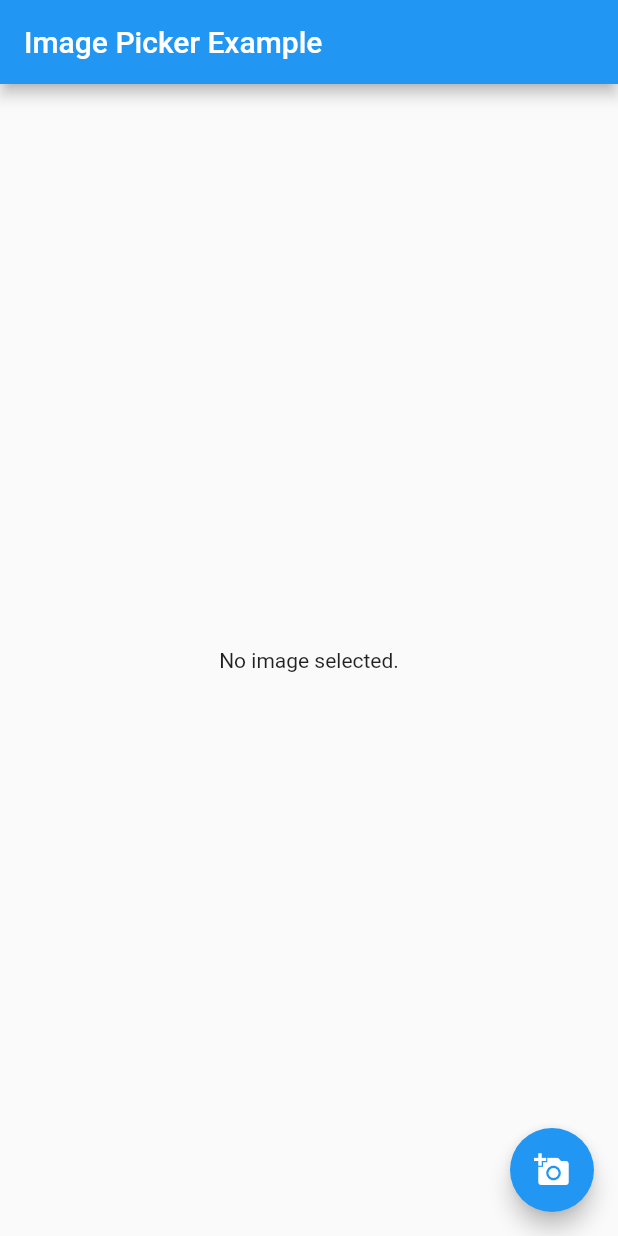
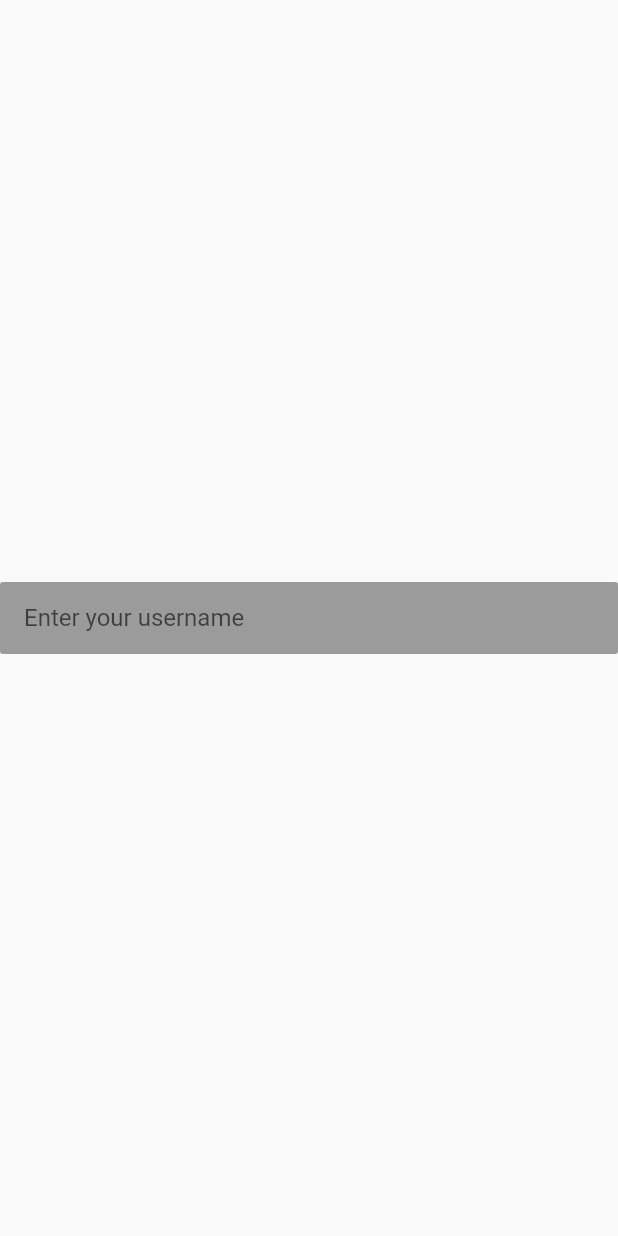
Before and after one commit to rickyhsu0101/lahacks2019, a Flutter app: the screen it shows after launch, on a phone screen of 412 x 824 dp. Run offline on Flutter 3.47's test engine with Material 2 defaults, Android fonts, the phone set to English and light mode, and no system bars; our stand-ins replace google_maps_flutter, image_picker.

Commit message:
initial commit profile-page

```diff
--- a/lib/main.dart
+++ b/lib/main.dart
@@ -6,25 +6,43 @@ import 'package:image_picker/image_picker.dart';
 import 'package:http/http.dart' as http;
 import 'dart:convert';
 
-void main() => runApp(MyApp());
+void main(){
+  runApp(MaterialApp(
+    title: 'Navigation',
+    home: FirstRoute(),
+  ));
+}
 
-class MyApp extends StatelessWidget {
+class FirstRoute extends StatelessWidget{
   @override
   Widget build(BuildContext context){
-    return MaterialApp(
-      title: 'Title',
-      theme: new ThemeData.light(),
-      home: new MyHomePage(),
+    return Scaffold(
+      body: Center(
+        child: RaisedButton(
+          child: TextField(
+            decoration: InputDecoration(
+              border: InputBorder.none,
+              hintText: 'Enter your username'
+            ),
+            onSubmitted: (text){
+              Navigator.push(
+                context,
+                MaterialPageRoute(builder: (context) => SecondRoute()),
+              );
+            },
+          ),
+        ),
+      ),
     );
   }
 }
 
-class MyHomePage extends StatefulWidget {
+class SecondRoute extends StatefulWidget {
   @override
-  _MyHomePageState createState() => new _MyHomePageState();
+  _SecondRoute createState() => _SecondRoute();
 }
 
-class _MyHomePageState extends State<MyHomePage> {
+class _SecondRoute extends State<SecondRoute> {
   var url = "https://safe-forest-54595.herokuapp.com/api/sendImage";
   File _image;
 
```
